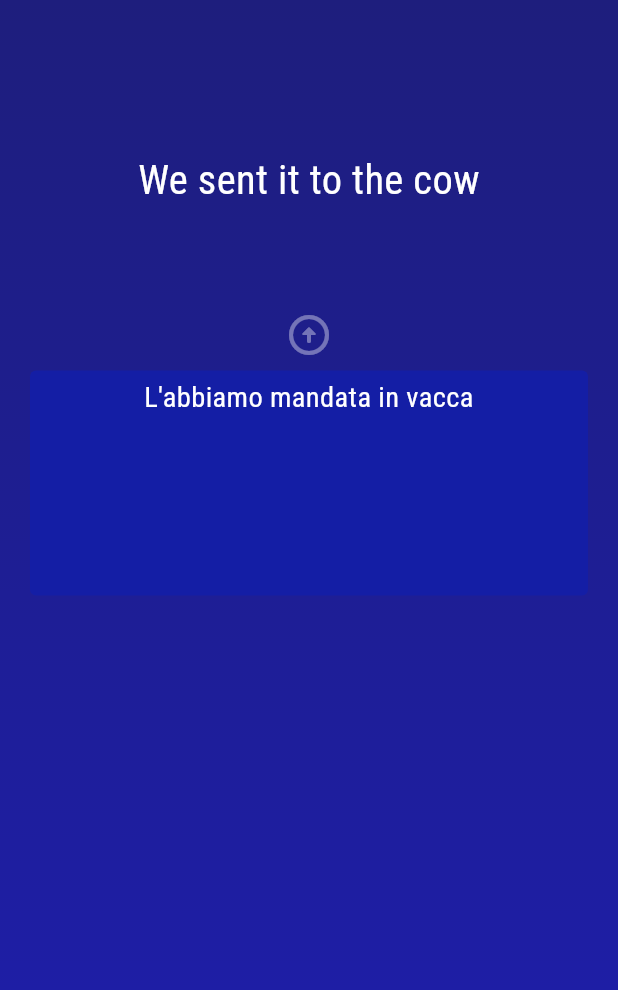
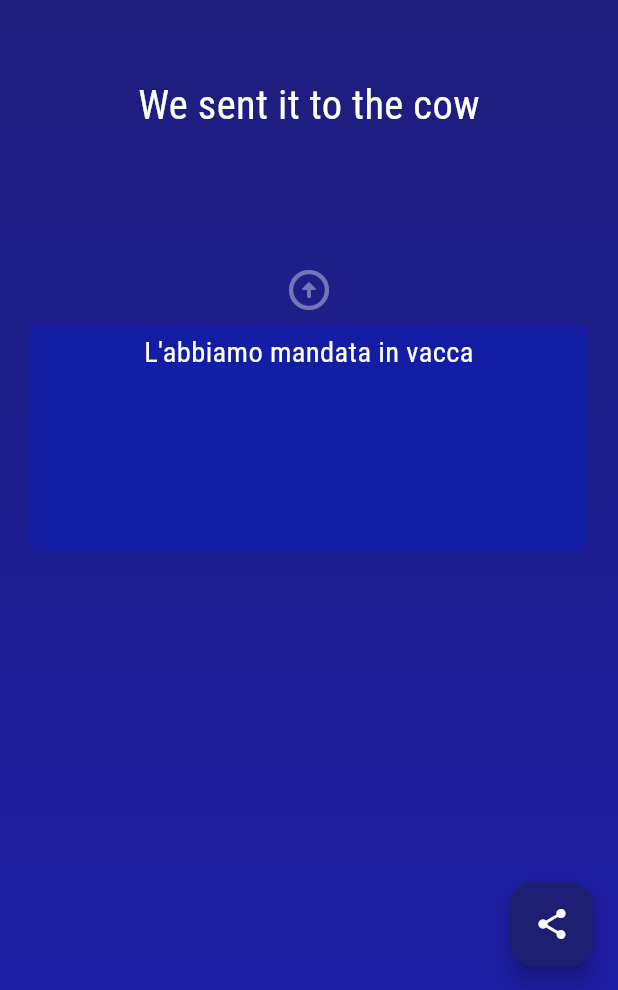
Before and after one commit to intoinside/ItalianProverbsBadlyTranslated, a Flutter app: the screen it shows after launch, after a tap on the "arrow circle down" icon, on a phone screen of 412 x 824 dp, the part 246-1236 px from its top. Run offline on Flutter 3.47's test engine with Material 3 defaults, Android fonts, the phone set to English and light mode, and no system bars; our stand-ins replace google_fonts, screenshot, share_plus.

Commit message:
Screenshot of proverb sent to social

```diff
--- a/lib/screens/main_page_widget.dart
+++ b/lib/screens/main_page_widget.dart
@@ -1,9 +1,14 @@
 import 'dart:convert';
+import 'dart:io';
 import 'dart:math';
 
 import 'package:flutter/material.dart';
 import 'package:flutter/services.dart';
 import 'package:intl/intl.dart';
+import 'package:italian_proverbs_badly_translated/widgets/proverb_widget.dart';
+import 'package:screenshot/screenshot.dart';
+import 'package:share_plus/share_plus.dart';
+import 'package:path_provider/path_provider.dart';
 
 class MainPageScreen extends StatefulWidget {
   final String title;
@@ -21,6 +26,9 @@
   Color? colorShade1;
   Color? colorShade2;
   Color? colorTranslation;
+  File? pathOfImage;
+
+  ScreenshotController screenshotController = ScreenshotController();
 
   _MainPageScreenState() {
     var hour = DateTime.now().hour;
@@ -47,23 +55,48 @@
     });
   }
 
+  void _setupFolder() async {
+    var directory = await getApplicationDocumentsDirectory();
+    pathOfImage = await File('${directory.path}/legendary.png').create();
+  }
+
   @override
   void initState() {
     super.initState();
     _loadData();
-  }
-
-  String customReplace(
-      String text, String searchText, int replaceOn, String replaceText) {
-    Match result = searchText.allMatches(text).elementAt(replaceOn - 1);
-    return text.replaceRange(result.start, result.end, replaceText);
+    _setupFolder();
   }
 
   @override
   Widget build(BuildContext context) {
-    var title = customReplace(widget.title, ' ', 2, "\n");
+    var proverbWidget = ProverbWidget(widget.title, englishProverb ?? "");
 
     return Scaffold(
+        floatingActionButton: FloatingActionButton(
+          onPressed: () {
+            screenshotController
+                .captureFromWidget(Container(
+                    decoration: BoxDecoration(
+                      gradient: LinearGradient(
+                        begin: Alignment.topCenter,
+                        end: Alignment.bottomCenter,
+                        colors: [
+                          colorShade1!,
+                          colorShade2!,
+                        ],
+                      ),
+                    ),
+                    child: proverbWidget))
+                .then((capturedImage) {
+              final Uint8List bytes = capturedImage.buffer.asUint8List();
+              pathOfImage!.writeAsBytes(bytes).whenComplete(
+                  () => Share.shareXFiles([XFile(pathOfImage!.path)]));
+            });
+          },
+          foregroundColor: Theme.of(context).colorScheme.onPrimary,
+          backgroundColor: colorShade1,
+          child: const Icon(Icons.share),
+        ),
         body: Container(
           padding: const EdgeInsets.all(20),
           decoration: BoxDecoration(
@@ -78,23 +111,8 @@
           ),
           child: Column(
             children: [
-            Container(height: 30),
-            Text(
-              title,
-              textAlign: TextAlign.center,
-              style: Theme.of(context).textTheme.bodyMedium!.copyWith(
-                  color: Theme.of(context).colorScheme.onPrimary, fontSize: 40),
-            ),
-            Container(height: 100),
-            Text(
-              englishProverb ?? "empty",
-              textAlign: TextAlign.center,
-              style: Theme.of(context).textTheme.bodyMedium!.copyWith(
-                  color: Theme.of(context).colorScheme.onPrimary, fontSize: 27),
-            ),
-            Container(
-              height: 60,
-            ),
+              proverbWidget,
+              Container(height: 80),
               IconButton(
                 tooltip: "What does it means?",
                 onPressed: () {
@@ -131,7 +149,6 @@
               Container(height: 100),
             ],
           ),
-      ),
-    );
+        ));
   }
 }
--- /dev/null
+++ b/lib/widgets/proverb_widget.dart
@@ -0,0 +1,49 @@
+import 'package:flutter/material.dart';
+
+class ProverbWidget extends StatefulWidget {
+  final String title;
+  final String englishProverb;
+
+  const ProverbWidget(this.title, this.englishProverb, {super.key});
+
+  @override
+  State<StatefulWidget> createState() => _ProverbWidgetState();
+}
+
+class _ProverbWidgetState extends State<ProverbWidget> {
+  String? englishProverb;
+  String? italianProverb;
+  bool showItalian = false;
+  Color colorShade1 = const Color.fromARGB(255, 30, 30, 60);
+  Color colorShade2 = const Color.fromARGB(255, 30, 30, 110);
+
+  String customReplace(
+      String text, String searchText, int replaceOn, String replaceText) {
+    Match result = searchText.allMatches(text).elementAt(replaceOn - 1);
+    return text.replaceRange(result.start, result.end, replaceText);
+  }
+
+  @override
+  Widget build(BuildContext context) {
+    var title = customReplace(widget.title, ' ', 2, "\n");
+
+    return Column(
+      children: [
+        Container(height: 30),
+        Text(
+          title,
+          textAlign: TextAlign.center,
+          style: Theme.of(context).textTheme.bodyMedium!.copyWith(
+              color: Theme.of(context).colorScheme.onPrimary, fontSize: 40),
+        ),
+        Container(height: 50),
+        Text(
+          widget.englishProverb ?? "empty",
+          textAlign: TextAlign.center,
+          style: Theme.of(context).textTheme.bodyMedium!.copyWith(
+              color: Theme.of(context).colorScheme.onPrimary, fontSize: 27),
+        ),
+      ],
+    );
+  }
+}
--- a/pubspec.yaml
+++ b/pubspec.yaml
@@ -38,6 +38,9 @@
   intl: ^0.19.0
   change_app_package_name: ^1.1.0
   google_fonts: ^6.1.0
+  share_plus: ^7.2.2
+  screenshot: ^2.1.0
+  path_provider: ^2.1.2
 
 dev_dependencies:
   flutter_launcher_icons: ^0.13.1
```
Also changed, not shown: pubspec.lock, 1 other file. Lines whose indentation alone changed are shown as unchanged.
